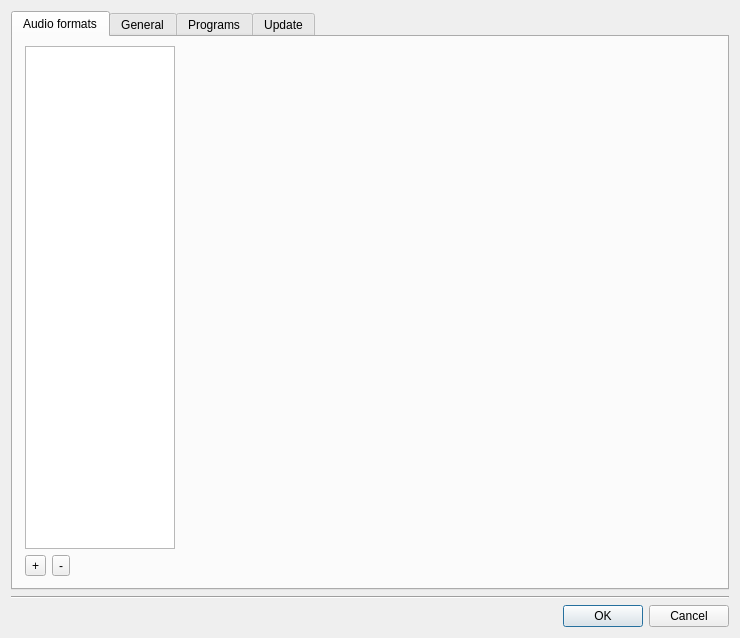
First picture: the form in gui/configdialog/configdialog.ui, repository flacon/flacon, before the edit.
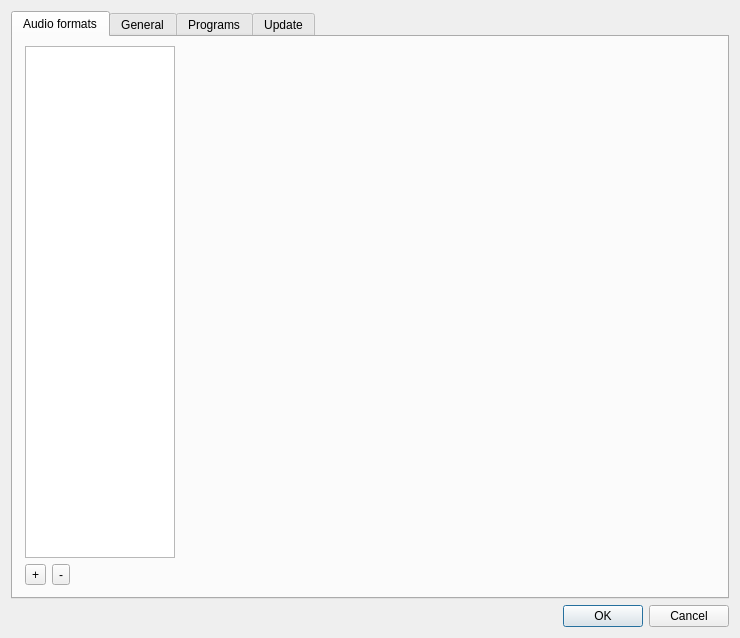
Second picture: the form after the edit. The open tabs and pages were chosen to show the change. Custom widgets are drawn as their Qt base class.

Diff of the .ui file:
```diff
--- a/gui/configdialog/configdialog.ui
+++ b/gui/configdialog/configdialog.ui
@@ -497,13 +497,6 @@
      </item>
     </layout>
    </item>
-   <item>
-    <widget class="Line" name="line">
-     <property name="orientation">
-      <enum>Qt::Horizontal</enum>
-     </property>
-    </widget>
-   </item>
    <item>
     <widget class="QDialogButtonBox" name="buttonBox">
      <property name="orientation">
```
Left out of the diff: 2 changed lines with no effect on the pictures.
